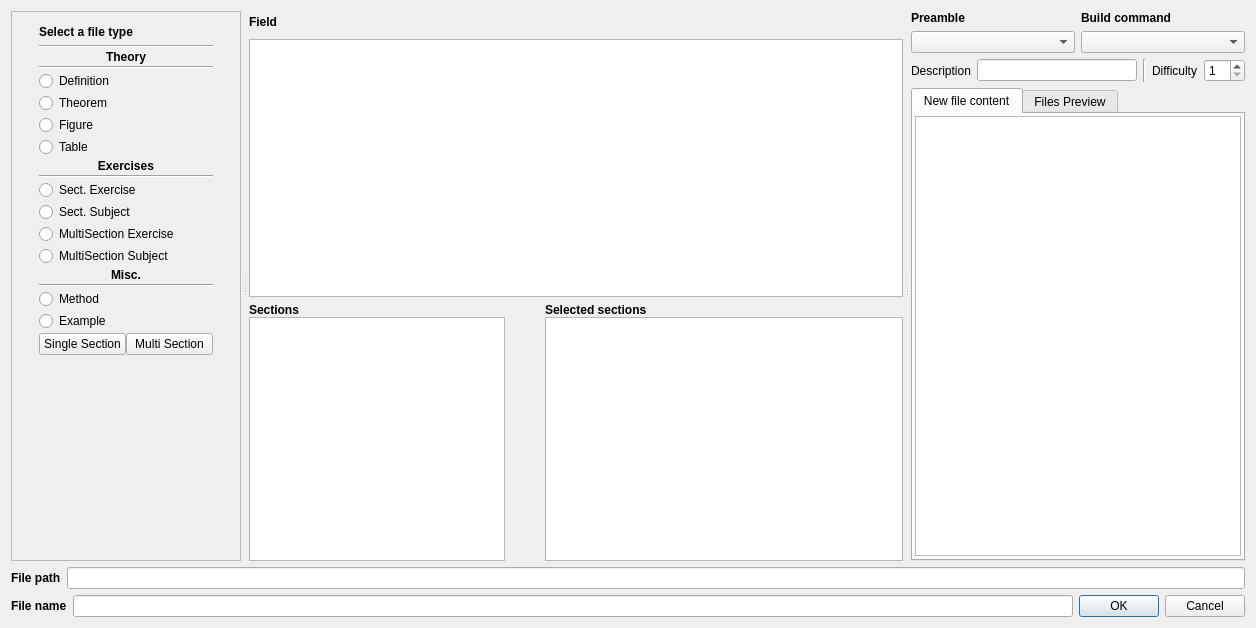
CSMathematics/DataTex, file datatex/newdatabasefile.ui: the form before one commit.
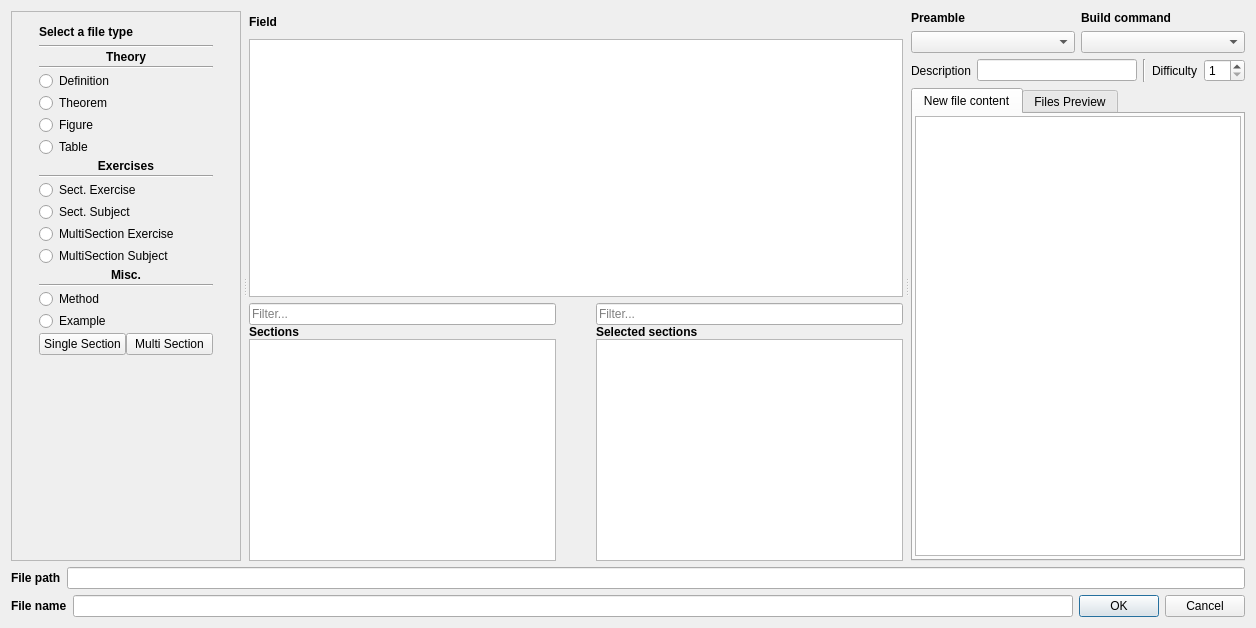
The form after the commit. The open tabs and pages were chosen to show the change. Icons and pictures are not drawn. Custom widgets are drawn as their Qt base class.

Diff of the .ui file:
```diff
--- a/datatex/newdatabasefile.ui
+++ b/datatex/newdatabasefile.ui
@@ -742,6 +742,13 @@
                <property name="spacing">
                 <number>0</number>
                </property>
+               <item>
+                <widget class="QLineEdit" name="FilterAvailableSections">
+                 <property name="placeholderText">
+                  <string>Filter...</string>
+                 </property>
+                </widget>
+               </item>
                <item>
                 <widget class="QLabel" name="label_37">
                  <property name="font">
@@ -758,7 +765,7 @@
                <item>
                 <widget class="QListWidget" name="SectionList">
                  <property name="sizePolicy">
-                  <sizepolicy hsizetype="Maximum" vsizetype="Expanding">
+                  <sizepolicy hsizetype="Minimum" vsizetype="Expanding">
                    <horstretch>0</horstretch>
                    <verstretch>0</verstretch>
                   </sizepolicy>
@@ -824,7 +831,7 @@
                <property name="verticalSpacing">
                 <number>0</number>
                </property>
-               <item row="1" column="0">
+               <item row="2" column="0">
                 <widget class="QListWidget" name="SelectedSections">
                  <property name="sizePolicy">
                   <sizepolicy hsizetype="Expanding" vsizetype="Expanding">
@@ -834,7 +841,7 @@
                  </property>
                 </widget>
                </item>
-               <item row="0" column="0">
+               <item row="1" column="0">
                 <widget class="QLabel" name="label_36">
                  <property name="font">
                   <font>
@@ -847,6 +854,13 @@
                  </property>
                 </widget>
                </item>
+               <item row="0" column="0">
+                <widget class="QLineEdit" name="FilterSelectedSections">
+                 <property name="placeholderText">
+                  <string>Filter...</string>
+                 </property>
+                </widget>
+               </item>
               </layout>
              </item>
             </layout>
```
Left out of the diff: 12 changed lines with no effect on the pictures.
